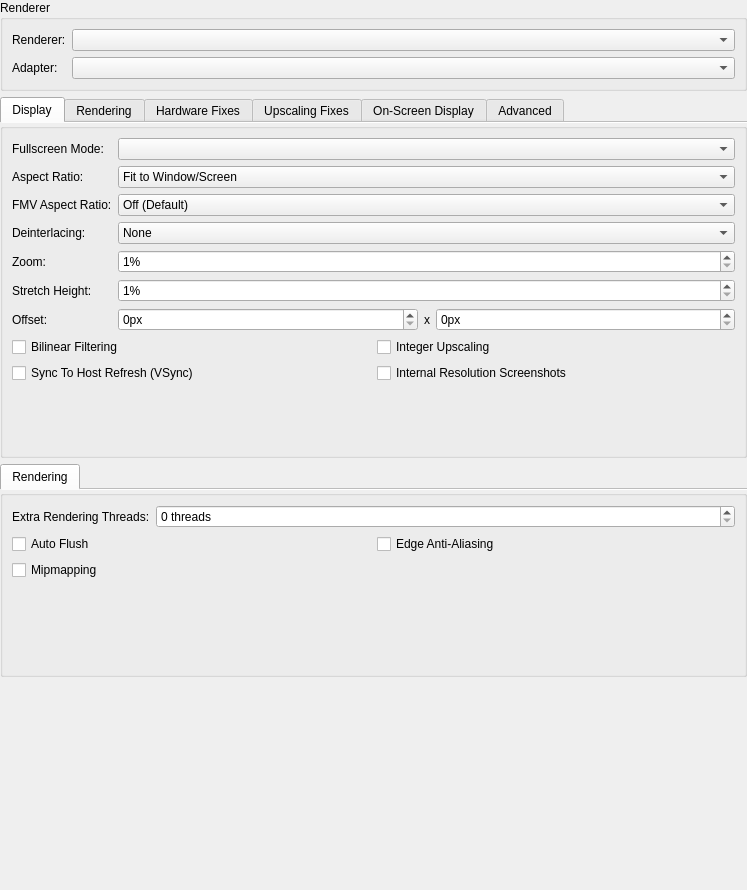
Above: pcsx2-qt/Settings/GraphicsSettingsWidget.ui from PCSX2/pcsx2 before the change. Below: the same form after it.
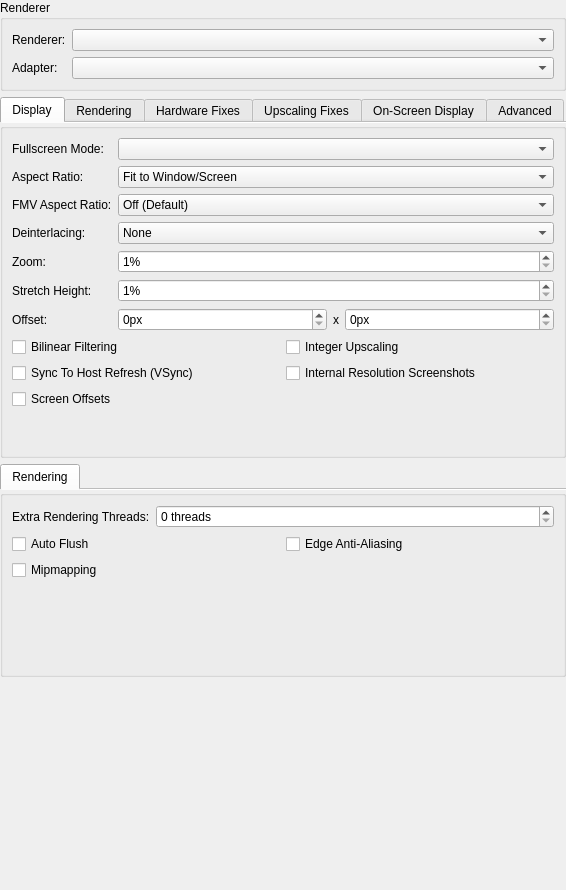
That is the form after the change.

Commit message:
GS: Implement PCRTC Offsets
This is off by default because people will complain about black borders, but I've tried to keep it to a minimum.

Enabling this option (Screen Offsets in the graphics settings) will allow you to position the screen in games which allow you to do so, maintain correct aspect ratios, and screen shake effects which are done on PCRTC (WipEout Fusion for example) will work.

Patch:
```diff
--- a/pcsx2-qt/Settings/GraphicsSettingsWidget.ui
+++ b/pcsx2-qt/Settings/GraphicsSettingsWidget.ui
@@ -6,7 +6,7 @@
    <rect>
     <x>0</x>
     <y>0</y>
-    <width>747</width>
+    <width>566</width>
     <height>890</height>
    </rect>
   </property>
@@ -261,34 +261,41 @@
        </item>
        <item row="7" column="0" colspan="2">
         <layout class="QGridLayout" name="gridLayout_5">
-         <item row="0" column="2">
-          <widget class="QCheckBox" name="integerScaling">
-           <property name="text">
-            <string>Integer Upscaling</string>
-           </property>
-          </widget>
-         </item>
-         <item row="0" column="1">
+         <item row="0" column="0">
           <widget class="QCheckBox" name="bilinearFiltering">
            <property name="text">
             <string>Bilinear Filtering</string>
            </property>
           </widget>
          </item>
-         <item row="1" column="1">
+         <item row="1" column="0">
           <widget class="QCheckBox" name="vsync">
            <property name="text">
             <string>Sync To Host Refresh (VSync)</string>
            </property>
           </widget>
          </item>
-         <item row="1" column="2">
+         <item row="1" column="1">
           <widget class="QCheckBox" name="internalResolutionScreenshots">
            <property name="text">
             <string>Internal Resolution Screenshots</string>
            </property>
           </widget>
          </item>
+         <item row="0" column="1">
+          <widget class="QCheckBox" name="integerScaling">
+           <property name="text">
+            <string>Integer Upscaling</string>
+           </property>
+          </widget>
+         </item>
+         <item row="2" column="0">
+          <widget class="QCheckBox" name="PCRTCOffsets">
+           <property name="text">
+            <string>Screen Offsets</string>
+           </property>
+          </widget>
+         </item>
         </layout>
        </item>
       </layout>
```
The commit also changes 15 other files.
